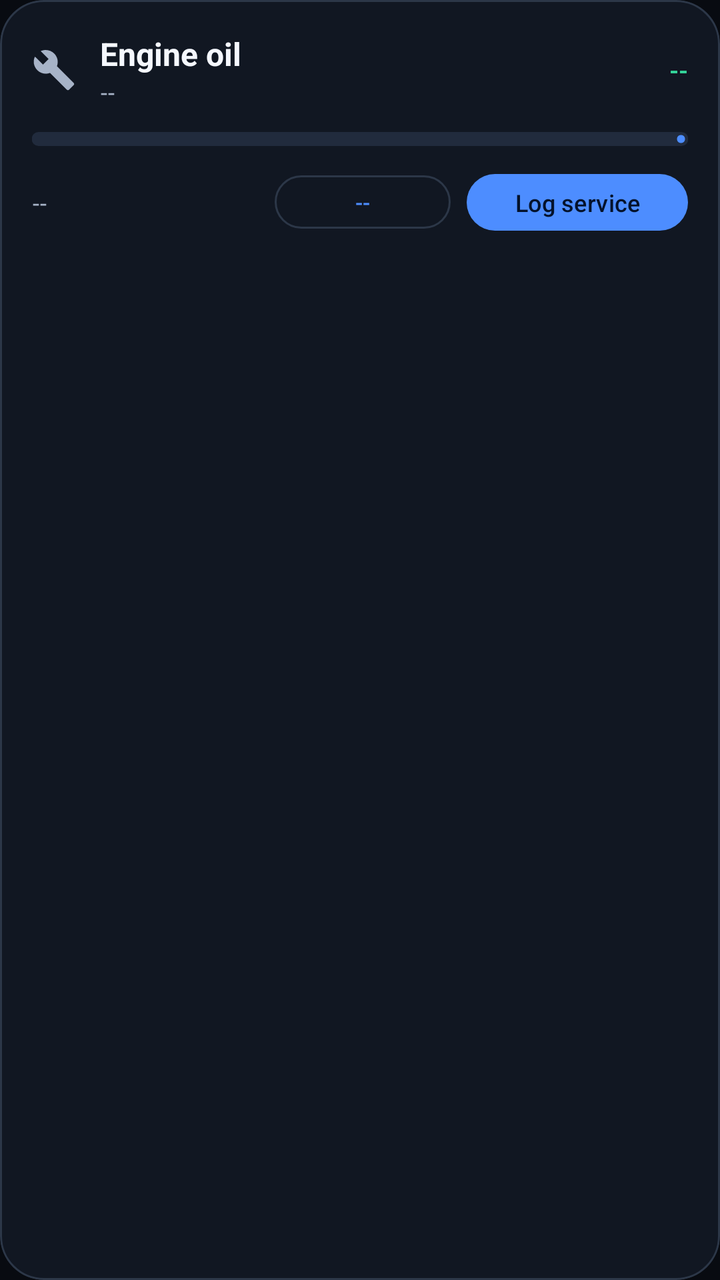
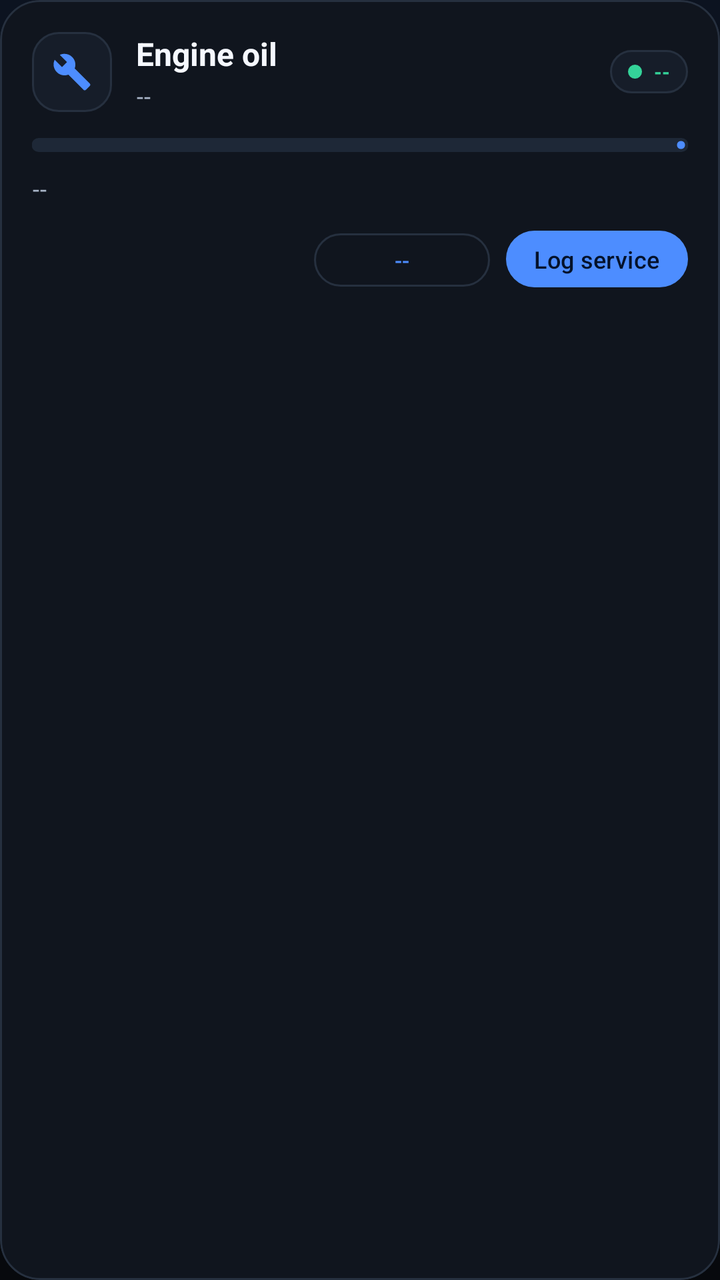

The first picture is an Android layout as it rendered before a commit; the second is the same layout after the commit. The layout source and the unified diff follow.
<!-- AndroidManifest.xml: application theme Theme.XsrCompanion -->
<!-- res/layout/item_maintenance.xml -->
<?xml version="1.0" encoding="utf-8"?>
<com.google.android.material.card.MaterialCardView
    xmlns:android="http://schemas.android.com/apk/res/android"
    xmlns:app="http://schemas.android.com/apk/res-auto"
    style="@style/Widget.Xsr.Card"
    android:layout_width="match_parent"
    android:layout_height="wrap_content"
    android:layout_marginTop="10dp">

    <LinearLayout
        android:layout_width="match_parent"
        android:layout_height="wrap_content"
        android:orientation="vertical"
        android:padding="16dp">

        <LinearLayout
            android:layout_width="match_parent"
            android:layout_height="wrap_content"
            android:gravity="center_vertical"
            android:orientation="horizontal">

            <ImageView
                android:layout_width="22dp"
                android:layout_height="22dp"
                android:contentDescription="Service item"
                android:src="@drawable/ic_engine" />

            <LinearLayout
                android:layout_width="0dp"
                android:layout_height="wrap_content"
                android:layout_marginStart="12dp"
                android:layout_weight="1"
                android:orientation="vertical">

                <TextView
                    android:id="@+id/tvItemTitle"
                    android:layout_width="match_parent"
                    android:layout_height="wrap_content"
                    android:text="Engine oil"
                    android:textColor="@color/text_primary"
                    android:textSize="16sp"
                    android:textStyle="bold" />

                <TextView
                    android:id="@+id/tvItemDesc"
                    android:layout_width="match_parent"
                    android:layout_height="wrap_content"
                    android:text="--"
                    android:textAppearance="@style/TextAppearance.Xsr.Caption" />
            </LinearLayout>

            <TextView
                android:id="@+id/tvItemStatus"
                android:layout_width="wrap_content"
                android:layout_height="wrap_content"
                android:text="--"
                android:textColor="@color/accent_green"
                android:textSize="12sp"
                android:textStyle="bold" />
        </LinearLayout>

        <com.google.android.material.progressindicator.LinearProgressIndicator
            android:id="@+id/progressItem"
            android:layout_width="match_parent"
            android:layout_height="wrap_content"
            android:layout_marginTop="12dp"
            app:indicatorColor="@color/primary"
            app:trackColor="@color/surface_high"
            app:trackCornerRadius="5dp"
            app:trackThickness="7dp" />

        <LinearLayout
            android:layout_width="match_parent"
            android:layout_height="wrap_content"
            android:layout_marginTop="10dp"
            android:gravity="center_vertical"
            android:orientation="horizontal">

            <TextView
                android:id="@+id/tvItemRemaining"
                android:layout_width="0dp"
                android:layout_height="wrap_content"
                android:layout_weight="1"
                android:text="--"
                android:textAppearance="@style/TextAppearance.Xsr.Caption" />

            <com.google.android.material.button.MaterialButton
                android:id="@+id/btnItemInterval"
                style="@style/Widget.Xsr.Button.Outlined"
                android:layout_width="wrap_content"
                android:layout_height="wrap_content"
                android:minHeight="32dp"
                android:text="--"
                android:textSize="11sp" />

            <com.google.android.material.button.MaterialButton
                android:id="@+id/btnLogService"
                style="@style/Widget.Xsr.Button"
                android:layout_width="wrap_content"
                android:layout_height="wrap_content"
                android:layout_marginStart="8dp"
                android:minHeight="36dp"
                android:text="@string/action_log_service"
                android:textSize="12sp" />
        </LinearLayout>
    </LinearLayout>
</com.google.android.material.card.MaterialCardView>
<!-- resources referenced by this layout -->
<resources>
  <color name="surface_high">#212B3D</color>
  <style name="TextAppearance.Xsr.Caption" parent="TextAppearance.Material3.BodySmall">
          <item name="android:textColor">@color/text_secondary</item>
      </style>
  <style name="Widget.Xsr.Button" parent="Widget.Material3.Button">
          <item name="cornerRadius">18dp</item>
          <item name="android:minHeight">52dp</item>
          <item name="android:textAllCaps">false</item>
      </style>
  <style name="Widget.Xsr.Button.Outlined" parent="Widget.Material3.Button.OutlinedButton">
          <item name="cornerRadius">18dp</item>
          <item name="android:minHeight">48dp</item>
          <item name="android:textAllCaps">false</item>
      </style>
  <style name="Widget.Xsr.Card" parent="Widget.Material3.CardView.Filled">
          <item name="cardBackgroundColor">@color/surface</item>
          <item name="cardCornerRadius">22dp</item>
          <item name="cardElevation">0dp</item>
          <item name="strokeColor">@color/outline_color</item>
          <item name="strokeWidth">1dp</item>
          <item name="contentPadding">0dp</item>
      </style>
  <style name="Theme.XsrCompanion" parent="Theme.Material3.Dark.NoActionBar">
          <item name="colorPrimary">@color/primary</item>
          <item name="colorOnPrimary">@color/on_primary</item>
          <item name="colorPrimaryContainer">@color/primary_dim</item>
          <item name="colorOnPrimaryContainer">@color/text_primary</item>
          <item name="colorSecondary">@color/secondary</item>
          <item name="colorOnSecondary">@color/on_secondary</item>
          <item name="colorTertiary">@color/tertiary</item>
  
          <item name="android:colorBackground">@color/bg_dark</item>
          <item name="colorSurface">@color/surface</item>
          <item name="colorOnSurface">@color/text_primary</item>
          <item name="colorSurfaceVariant">@color/surface_variant</item>
          <item name="colorOnSurfaceVariant">@color/text_secondary</item>
          <item name="colorOutline">@color/outline_color</item>
          <item name="colorError">@color/accent_red</item>
  
          <item name="android:statusBarColor">@android:color/transparent</item>
          <item name="android:navigationBarColor">@android:color/transparent</item>
          <item name="android:windowLightStatusBar">false</item>
          <item name="android:windowLightNavigationBar">false</item>
          <item name="android:enforceStatusBarContrast">false</item>
          <item name="android:enforceNavigationBarContrast">false</item>
          <item name="android:windowBackground">@color/bg_dark</item>
  
          <item name="materialCardViewStyle">@style/Widget.Xsr.Card</item>
          <item name="materialButtonStyle">@style/Widget.Xsr.Button</item>
      </style>
  <color name="text_secondary">#A7B3C7</color>
  <color name="surface">#111722</color>
  <color name="outline_color">#2C3748</color>
  <color name="bg_dark">#080B11</color>
  <color name="surface_variant">#1A2231</color>
  <!-- unchanged entries left out for length: 11 -->
</resources>

<!-- the commit's change to res/layout/item_maintenance.xml (unified diff, before → after) -->
@@ -5,7 +5,9 @@
     style="@style/Widget.Xsr.Card"
     android:layout_width="match_parent"
     android:layout_height="wrap_content"
-    android:layout_marginTop="10dp">
+    android:layout_marginTop="10dp"
+    android:clickable="true"
+    android:focusable="true">
 
     <LinearLayout
         android:layout_width="match_parent"
@@ -19,11 +21,19 @@
             android:gravity="center_vertical"
             android:orientation="horizontal">
 
-            <ImageView
-                android:layout_width="22dp"
-                android:layout_height="22dp"
-                android:contentDescription="Service item"
-                android:src="@drawable/ic_engine" />
+            <FrameLayout
+                android:layout_width="40dp"
+                android:layout_height="40dp"
+                android:background="@drawable/bg_icon_badge">
+
+                <ImageView
+                    android:layout_width="20dp"
+                    android:layout_height="20dp"
+                    android:layout_gravity="center"
+                    android:contentDescription="@null"
+                    android:src="@drawable/ic_engine"
+                    app:tint="@color/primary" />
+            </FrameLayout>
 
             <LinearLayout
                 android:layout_width="0dp"
@@ -45,51 +55,73 @@
                     android:id="@+id/tvItemDesc"
                     android:layout_width="match_parent"
                     android:layout_height="wrap_content"
+                    android:layout_marginTop="2dp"
+                    android:ellipsize="end"
+                    android:maxLines="2"
                     android:text="--"
                     android:textAppearance="@style/TextAppearance.Xsr.Caption" />
             </LinearLayout>
 
-            <TextView
-                android:id="@+id/tvItemStatus"
+            <LinearLayout
                 android:layout_width="wrap_content"
                 android:layout_height="wrap_content"
-                android:text="--"
-                android:textColor="@color/accent_green"
-                android:textSize="12sp"
-                android:textStyle="bold" />
+                android:layout_marginStart="8dp"
+                android:background="@drawable/bg_status_pill"
+                android:gravity="center_vertical"
+                android:orientation="horizontal"
+                android:paddingHorizontal="9dp"
+                android:paddingVertical="4dp">
+
+                <View
+                    android:id="@+id/itemStatusDot"
+                    android:layout_width="7dp"
+                    android:layout_height="7dp"
+                    android:background="@drawable/bg_status_dot" />
+
+                <TextView
+                    android:id="@+id/tvItemStatus"
+                    android:layout_width="wrap_content"
+                    android:layout_height="wrap_content"
+                    android:layout_marginStart="6dp"
+                    android:text="--"
+                    android:textColor="@color/accent_green"
+                    android:textSize="10sp"
+                    android:textStyle="bold" />
+            </LinearLayout>
         </LinearLayout>
 
         <com.google.android.material.progressindicator.LinearProgressIndicator
             android:id="@+id/progressItem"
             android:layout_width="match_parent"
             android:layout_height="wrap_content"
-            android:layout_marginTop="12dp"
+            android:layout_marginTop="13dp"
             app:indicatorColor="@color/primary"
             app:trackColor="@color/surface_high"
-            app:trackCornerRadius="5dp"
+            app:trackCornerRadius="4dp"
             app:trackThickness="7dp" />
+
+        <TextView
+            android:id="@+id/tvItemRemaining"
+            android:layout_width="match_parent"
+            android:layout_height="wrap_content"
+            android:layout_marginTop="10dp"
+            android:text="--"
+            android:textAppearance="@style/TextAppearance.Xsr.Caption" />
 
         <LinearLayout
             android:layout_width="match_parent"
             android:layout_height="wrap_content"
-            android:layout_marginTop="10dp"
-            android:gravity="center_vertical"
+            android:layout_marginTop="9dp"
+            android:gravity="end"
             android:orientation="horizontal">
-
-            <TextView
-                android:id="@+id/tvItemRemaining"
-                android:layout_width="0dp"
-                android:layout_height="wrap_content"
-                android:layout_weight="1"
-                android:text="--"
-                android:textAppearance="@style/TextAppearance.Xsr.Caption" />
 
             <com.google.android.material.button.MaterialButton
                 android:id="@+id/btnItemInterval"
                 style="@style/Widget.Xsr.Button.Outlined"
                 android:layout_width="wrap_content"
                 android:layout_height="wrap_content"
-                android:minHeight="32dp"
+                android:minHeight="34dp"
+                android:paddingHorizontal="12dp"
                 android:text="--"
                 android:textSize="11sp" />
 
@@ -100,6 +132,7 @@
                 android:layout_height="wrap_content"
                 android:layout_marginStart="8dp"
                 android:minHeight="36dp"
+                android:paddingHorizontal="14dp"
                 android:text="@string/action_log_service"
                 android:textSize="12sp" />
         </LinearLayout>
<!-- resource entries referenced after the edit -->
@@ -1,26 +1,58 @@
 <!-- resources referenced by this layout -->
 <resources>
-  <color name="surface_high">#212B3D</color>
+  <color name="surface_high">#1E2837</color>
+  <!-- drawable bg_icon_badge (drawable) -->
+  <?xml version="1.0" encoding="utf-8"?>
+  <shape xmlns:android="http://schemas.android.com/apk/res/android"
+      android:shape="rectangle">
+      <solid android:color="@color/surface_variant" />
+      <corners android:radius="13dp" />
+      <stroke
+          android:width="1dp"
+          android:color="@color/outline" />
+  </shape>
+  <!-- drawable bg_status_dot (drawable) -->
+  <?xml version="1.0" encoding="utf-8"?>
+  <shape xmlns:android="http://schemas.android.com/apk/res/android" android:shape="oval">
+      <solid android:color="@color/accent_green" />
+  </shape>
+  <!-- drawable bg_status_pill (drawable) -->
+  <?xml version="1.0" encoding="utf-8"?>
+  <shape xmlns:android="http://schemas.android.com/apk/res/android"
+      android:shape="rectangle">
+      <solid android:color="@color/surface_variant" />
+      <corners android:radius="20dp" />
+      <stroke
+          android:width="1dp"
+          android:color="@color/outline" />
+  </shape>
   <style name="TextAppearance.Xsr.Caption" parent="TextAppearance.Material3.BodySmall">
           <item name="android:textColor">@color/text_secondary</item>
+          <item name="android:lineSpacingExtra">2dp</item>
       </style>
   <style name="Widget.Xsr.Button" parent="Widget.Material3.Button">
-          <item name="cornerRadius">18dp</item>
-          <item name="android:minHeight">52dp</item>
+          <item name="cornerRadius">16dp</item>
+          <item name="android:minHeight">48dp</item>
           <item name="android:textAllCaps">false</item>
+          <item name="android:textSize">14sp</item>
+          <item name="android:letterSpacing">0.01</item>
+          <item name="iconPadding">8dp</item>
       </style>
   <style name="Widget.Xsr.Button.Outlined" parent="Widget.Material3.Button.OutlinedButton">
-          <item name="cornerRadius">18dp</item>
-          <item name="android:minHeight">48dp</item>
+          <item name="cornerRadius">16dp</item>
+          <item name="android:minHeight">46dp</item>
           <item name="android:textAllCaps">false</item>
+          <item name="android:textSize">13sp</item>
+          <item name="strokeColor">@color/outline</item>
       </style>
   <style name="Widget.Xsr.Card" parent="Widget.Material3.CardView.Filled">
           <item name="cardBackgroundColor">@color/surface</item>
-          <item name="cardCornerRadius">22dp</item>
+          <item name="cardCornerRadius">20dp</item>
           <item name="cardElevation">0dp</item>
           <item name="strokeColor">@color/outline_color</item>
           <item name="strokeWidth">1dp</item>
           <item name="contentPadding">0dp</item>
+          <item name="rippleColor">@color/ripple</item>
       </style>
   <style name="Theme.XsrCompanion" parent="Theme.Material3.Dark.NoActionBar">
           <item name="colorPrimary">@color/primary</item>
@@ -45,16 +77,39 @@
           <item name="android:windowLightNavigationBar">false</item>
           <item name="android:enforceStatusBarContrast">false</item>
           <item name="android:enforceNavigationBarContrast">false</item>
-          <item name="android:windowBackground">@color/bg_dark</item>
+          <item name="android:windowBackground">@drawable/bg_app</item>
   
           <item name="materialCardViewStyle">@style/Widget.Xsr.Card</item>
           <item name="materialButtonStyle">@style/Widget.Xsr.Button</item>
+          <item name="materialAlertDialogTheme">@style/ThemeOverlay.Xsr.Dialog</item>
       </style>
-  <color name="text_secondary">#A7B3C7</color>
-  <color name="surface">#111722</color>
-  <color name="outline_color">#2C3748</color>
-  <color name="bg_dark">#080B11</color>
-  <color name="surface_variant">#1A2231</color>
+  <color name="text_secondary">#A9B5C8</color>
+  <color name="surface">#10151E</color>
+  <color name="outline_color">#26303F</color>
+  <color name="ripple">#24FFFFFF</color>
+  <color name="bg_dark">#07090D</color>
+  <!-- drawable bg_app (drawable) -->
+  <?xml version="1.0" encoding="utf-8"?>
+  <shape xmlns:android="http://schemas.android.com/apk/res/android"
+      android:shape="rectangle">
+      <gradient
+          android:angle="270"
+          android:centerColor="#080C13"
+          android:endColor="#07090D"
+          android:startColor="#0C1320" />
+  </shape>
+  <style name="ThemeOverlay.Xsr.Dialog" parent="ThemeOverlay.Material3.MaterialAlertDialog">
+          <item name="colorSurface">@color/surface</item>
+          <item name="colorSurfaceContainerHigh">@color/surface</item>
+          <item name="colorOnSurface">@color/text_primary</item>
+          <item name="shapeAppearanceOverlay">@style/ShapeAppearanceOverlay.Xsr.Dialog</item>
+      </style>
+  <style name="ShapeAppearanceOverlay.Xsr.Dialog" parent="">
+          <item name="cornerFamily">rounded</item>
+          <item name="cornerSize">24dp</item>
+      </style>
+  <color name="surface_variant">#161D29</color>
+  <color name="outline">#26303F</color>
   <!-- unchanged entries left out for length: 11 -->
 </resources>
 
